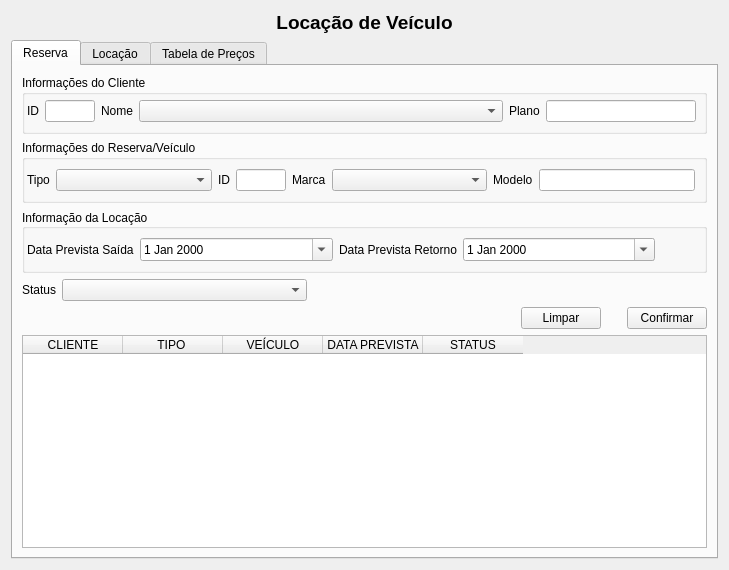
Old version of the form ui/ui_locacao.ui in the repository adaiasreis/Projeto.
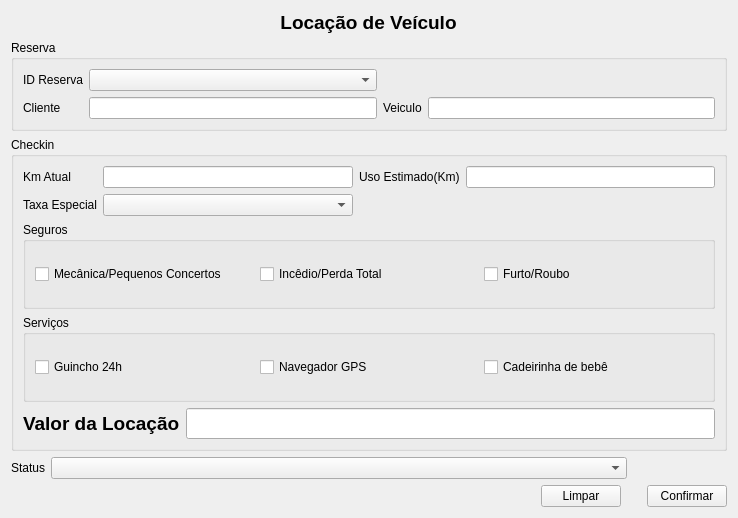
New version of the form.

```diff
--- a/ui/ui_locacao.ui
+++ b/ui/ui_locacao.ui
@@ -1,26 +1,22 @@
 <?xml version="1.0" encoding="UTF-8"?>
 <ui version="4.0">
- <class>p_locacaoVeiculo</class>
- <widget class="QWidget" name="p_locacaoVeiculo">
+ <class>Form</class>
+ <widget class="QWidget" name="Form">
   <property name="geometry">
    <rect>
     <x>0</x>
     <y>0</y>
-    <width>729</width>
-    <height>570</height>
+    <width>738</width>
+    <height>518</height>
    </rect>
   </property>
-  <property name="sizePolicy">
-   <sizepolicy hsizetype="Expanding" vsizetype="Expanding">
-    <horstretch>0</horstretch>
-    <verstretch>0</verstretch>
-   </sizepolicy>
-  </property>
   <property name="windowTitle">
    <string>Locação de Veículos</string>
   </property>
-  <layout class="QGridLayout" name="gridLayout_13">
-   <item row="0" column="0">
+  <layout class="QVBoxLayout" name="verticalLayout_3">
+   <item>
+    <layout class="QVBoxLayout" name="verticalLayout_2">
+     <item>
     <layout class="QGridLayout" name="gridLayout_6">
      <property name="sizeConstraint">
       <enum>QLayout::SetDefaultConstraint</enum>
@@ -47,543 +43,20 @@
      </item>
     </layout>
    </item>
-   <item row="1" column="0">
-    <widget class="QTabWidget" name="tabWidget">
-     <property name="sizePolicy">
-      <sizepolicy hsizetype="Expanding" vsizetype="Expanding">
-       <horstretch>0</horstretch>
-       <verstretch>0</verstretch>
-      </sizepolicy>
-     </property>
-     <property name="currentIndex">
-      <number>0</number>
-     </property>
-     <property name="tabBarAutoHide">
-      <bool>false</bool>
-     </property>
-     <widget class="QWidget" name="tab">
-      <attribute name="title">
-       <string>Reserva</string>
-      </attribute>
-      <layout class="QVBoxLayout" name="verticalLayout_7">
        <item>
-        <layout class="QVBoxLayout" name="verticalLayout_6">
-         <item>
-          <layout class="QVBoxLayout" name="verticalLayout_5">
-           <item>
-            <layout class="QVBoxLayout" name="verticalLayout_2">
-             <item>
-              <widget class="QGroupBox" name="groupBox_3">
-               <property name="sizePolicy">
-                <sizepolicy hsizetype="Preferred" vsizetype="Fixed">
-                 <horstretch>0</horstretch>
-                 <verstretch>0</verstretch>
-                </sizepolicy>
-               </property>
-               <property name="title">
-                <string>Informações do Cliente</string>
-               </property>
-               <layout class="QHBoxLayout" name="horizontalLayout_3">
-                <property name="leftMargin">
-                 <number>2</number>
-                </property>
-                <property name="topMargin">
-                 <number>5</number>
-                </property>
-                <property name="rightMargin">
-                 <number>8</number>
-                </property>
-                <item>
-                 <layout class="QGridLayout" name="gridLayout_2">
-                  <property name="sizeConstraint">
-                   <enum>QLayout::SetMinimumSize</enum>
-                  </property>
-                  <item row="0" column="2">
-                   <widget class="QLabel" name="label_5">
-                    <property name="sizePolicy">
-                     <sizepolicy hsizetype="Fixed" vsizetype="Preferred">
-                      <horstretch>0</horstretch>
-                      <verstretch>0</verstretch>
-                     </sizepolicy>
-                    </property>
-                    <property name="text">
-                     <string>Nome</string>
-                    </property>
-                   </widget>
-                  </item>
-                  <item row="0" column="5">
-                   <widget class="QLineEdit" name="campPlano">
-                    <property name="sizePolicy">
-                     <sizepolicy hsizetype="Fixed" vsizetype="Minimum">
-                      <horstretch>0</horstretch>
-                      <verstretch>0</verstretch>
-                     </sizepolicy>
-                    </property>
-                    <property name="maximumSize">
-                     <size>
-                      <width>150</width>
-                      <height>16777215</height>
-                     </size>
-                    </property>
-                    <property name="readOnly">
-                     <bool>true</bool>
-                    </property>
-                   </widget>
-                  </item>
-                  <item row="0" column="3">
-                   <widget class="QComboBox" name="comboClienteR">
-                    <property name="sizePolicy">
-                     <sizepolicy hsizetype="Preferred" vsizetype="Maximum">
-                      <horstretch>0</horstretch>
-                      <verstretch>0</verstretch>
-                     </sizepolicy>
-                    </property>
-                   </widget>
-                  </item>
-                  <item row="0" column="0">
-                   <widget class="QLabel" name="label_16">
-                    <property name="sizePolicy">
-                     <sizepolicy hsizetype="Fixed" vsizetype="Preferred">
-                      <horstretch>0</horstretch>
-                      <verstretch>0</verstretch>
-                     </sizepolicy>
-                    </property>
-                    <property name="text">
-                     <string>ID</string>
-                    </property>
-                   </widget>
-                  </item>
-                  <item row="0" column="4">
-                   <widget class="QLabel" name="label_6">
-                    <property name="sizePolicy">
-                     <sizepolicy hsizetype="Fixed" vsizetype="Preferred">
-                      <horstretch>0</horstretch>
-                      <verstretch>0</verstretch>
-                     </sizepolicy>
-                    </property>
-                    <property name="text">
-                     <string>Plano</string>
-                    </property>
-                   </widget>
-                  </item>
-                  <item row="0" column="1">
-                   <widget class="QLineEdit" name="campId_cli">
-                    <property name="sizePolicy">
-                     <sizepolicy hsizetype="Fixed" vsizetype="Expanding">
-                      <horstretch>2</horstretch>
-                      <verstretch>10</verstretch>
-                     </sizepolicy>
-                    </property>
-                    <property name="maximumSize">
-                     <size>
-                      <width>50</width>
-                      <height>16777215</height>
-                     </size>
-                    </property>
-                    <property name="readOnly">
-                     <bool>true</bool>
-                    </property>
-                   </widget>
-                  </item>
-                 </layout>
-                </item>
-               </layout>
-              </widget>
-             </item>
-             <item>
-              <widget class="QGroupBox" name="groupBox_5">
-               <property name="sizePolicy">
-                <sizepolicy hsizetype="Preferred" vsizetype="Fixed">
-                 <horstretch>0</horstretch>
-                 <verstretch>0</verstretch>
-                </sizepolicy>
-               </property>
-               <property name="title">
-                <string>Informações do Reserva/Veículo</string>
-               </property>
-               <layout class="QHBoxLayout" name="horizontalLayout_4">
-                <property name="leftMargin">
-                 <number>2</number>
-                </property>
-                <item>
-                 <layout class="QGridLayout" name="gridLayout">
-                  <item row="0" column="0">
-                   <widget class="QLabel" name="label_15">
-                    <property name="sizePolicy">
-                     <sizepolicy hsizetype="Fixed" vsizetype="Preferred">
-                      <horstretch>0</horstretch>
-                      <verstretch>0</verstretch>
-                     </sizepolicy>
-                    </property>
-                    <property name="text">
-                     <string>Tipo</string>
-                    </property>
-                   </widget>
-                  </item>
-                  <item row="0" column="1">
-                   <widget class="QComboBox" name="comboTipo">
-                    <property name="sizePolicy">
-                     <sizepolicy hsizetype="Preferred" vsizetype="Fixed">
-                      <horstretch>0</horstretch>
-                      <verstretch>0</verstretch>
-                     </sizepolicy>
-                    </property>
-                   </widget>
-                  </item>
-                  <item row="0" column="3">
-                   <widget class="QLineEdit" name="campId_vei">
-                    <property name="sizePolicy">
-                     <sizepolicy hsizetype="Fixed" vsizetype="Fixed">
-                      <horstretch>0</horstretch>
-                      <verstretch>0</verstretch>
-                     </sizepolicy>
-                    </property>
-                    <property name="maximumSize">
-                     <size>
-                      <width>50</width>
-                      <height>16777215</height>
-                     </size>
-                    </property>
-                    <property name="readOnly">
-                     <bool>true</bool>
-                    </property>
-                   </widget>
-                  </item>
-                  <item row="0" column="4">
-                   <widget class="QLabel" name="label_18">
-                    <property name="sizePolicy">
-                     <sizepolicy hsizetype="Fixed" vsizetype="Preferred">
-                      <horstretch>0</horstretch>
-                      <verstretch>0</verstretch>
-                     </sizepolicy>
-                    </property>
-                    <property name="text">
-                     <string>Marca</string>
-                    </property>
-                   </widget>
-                  </item>
-                  <item row="0" column="5">
-                   <widget class="QComboBox" name="comboMarcaR">
-                    <property name="sizePolicy">
-                     <sizepolicy hsizetype="Preferred" vsizetype="Preferred">
-                      <horstretch>0</horstretch>
-                      <verstretch>0</verstretch>
-                     </sizepolicy>
-                    </property>
-                   </widget>
-                  </item>
-                  <item row="0" column="2">
-                   <widget class="QLabel" name="label_17">
-                    <property name="sizePolicy">
-                     <sizepolicy hsizetype="Fixed" vsizetype="Preferred">
-                      <horstretch>0</horstretch>
-                      <verstretch>0</verstretch>
-                     </sizepolicy>
-                    </property>
-                    <property name="text">
-                     <string>ID</string>
-                    </property>
-                   </widget>
-                  </item>
-                  <item row="0" column="6">
-                   <widget class="QLabel" name="label_23">
-                    <property name="sizePolicy">
-                     <sizepolicy hsizetype="Fixed" vsizetype="Preferred">
-                      <horstretch>0</horstretch>
-                      <verstretch>0</verstretch>
-                     </sizepolicy>
-                    </property>
-                    <property name="text">
-                     <string>Modelo</string>
-                    </property>
-                   </widget>
-                  </item>
-                  <item row="0" column="7">
-                   <widget class="QLineEdit" name="campModeloR">
-                    <property name="sizePolicy">
-                     <sizepolicy hsizetype="Preferred" vsizetype="Fixed">
-                      <horstretch>0</horstretch>
-                      <verstretch>0</verstretch>
-                     </sizepolicy>
-                    </property>
-                    <property name="readOnly">
-                     <bool>true</bool>
-                    </property>
-                   </widget>
-                  </item>
-                 </layout>
-                </item>
-               </layout>
-              </widget>
-             </item>
-             <item>
-              <widget class="QGroupBox" name="groupBox">
-               <property name="sizePolicy">
-                <sizepolicy hsizetype="Preferred" vsizetype="Fixed">
-                 <horstretch>0</horstretch>
-                 <verstretch>0</verstretch>
-                </sizepolicy>
-               </property>
-               <property name="title">
-                <string>Informação da Locação</string>
-               </property>
-               <property name="alignment">
-                <set>Qt::AlignLeading|Qt::AlignLeft|Qt::AlignVCenter</set>
-               </property>
-               <layout class="QHBoxLayout" name="horizontalLayout_5">
-                <property name="leftMargin">
-                 <number>2</number>
-                </property>
-                <item>
-                 <layout class="QGridLayout" name="gridLayout_4">
-                  <property name="sizeConstraint">
-                   <enum>QLayout::SetMinAndMaxSize</enum>
-                  </property>
-                  <item row="0" column="0">
-                   <widget class="QLabel" name="label_3">
-                    <property name="sizePolicy">
-                     <sizepolicy hsizetype="Fixed" vsizetype="Preferred">
-                      <horstretch>0</horstretch>
-                      <verstretch>0</verstretch>
-                     </sizepolicy>
-                    </property>
-                    <property name="text">
-                     <string>Data Prevista Saída</string>
-                    </property>
-                   </widget>
-                  </item>
-                  <item row="0" column="1">
-                   <widget class="QDateEdit" name="dataInic">
-                    <property name="sizePolicy">
-                     <sizepolicy hsizetype="Preferred" vsizetype="Preferred">
-                      <horstretch>0</horstretch>
-                      <verstretch>0</verstretch>
-                     </sizepolicy>
-                    </property>
-                    <property name="alignment">
-                     <set>Qt::AlignLeading|Qt::AlignLeft|Qt::AlignVCenter</set>
-                    </property>
-                    <property name="calendarPopup">
-                     <bool>true</bool>
-                    </property>
-                   </widget>
-                  </item>
-                  <item row="0" column="2">
-                   <widget class="QLabel" name="label_4">
-                    <property name="sizePolicy">
-                     <sizepolicy hsizetype="Fixed" vsizetype="Preferred">
-                      <horstretch>0</horstretch>
-                      <verstretch>0</verstretch>
-                     </sizepolicy>
-                    </property>
-                    <property name="text">
-                     <string>Data Prevista Retorno</string>
-                    </property>
-                   </widget>
-                  </item>
-                  <item row="0" column="3">
-                   <widget class="QDateEdit" name="dataFim">
-                    <property name="sizePolicy">
-                     <sizepolicy hsizetype="Preferred" vsizetype="Preferred">
-                      <horstretch>0</horstretch>
-                      <verstretch>0</verstretch>
-                     </sizepolicy>
-                    </property>
-                    <property name="calendarPopup">
-                     <bool>true</bool>
-                    </property>
-                   </widget>
-                  </item>
-                  <item row="0" column="4">
-                   <spacer name="horizontalSpacer_6">
-                    <property name="orientation">
-                     <enum>Qt::Horizontal</enum>
-                    </property>
-                    <property name="sizeType">
-                     <enum>QSizePolicy::Minimum</enum>
-                    </property>
-                    <property name="sizeHint" stdset="0">
-                     <size>
-                      <width>40</width>
-                      <height>20</height>
-                     </size>
-                    </property>
-                   </spacer>
-                  </item>
-                 </layout>
-                </item>
-               </layout>
-              </widget>
-             </item>
-            </layout>
-           </item>
-           <item>
-            <layout class="QGridLayout" name="gridLayout_5">
-             <item row="0" column="0">
-              <widget class="QLabel" name="label_19">
-               <property name="sizePolicy">
-                <sizepolicy hsizetype="Fixed" vsizetype="Preferred">
-                 <horstretch>0</horstretch>
-                 <verstretch>0</verstretch>
-                </sizepolicy>
-               </property>
-               <property name="text">
-                <string>Status</string>
-               </property>
-              </widget>
-             </item>
-             <item row="0" column="1">
-              <widget class="QComboBox" name="comboStatusR">
-               <property name="sizePolicy">
-                <sizepolicy hsizetype="Preferred" vsizetype="Fixed">
-                 <horstretch>0</horstretch>
-                 <verstretch>0</verstretch>
-                </sizepolicy>
-               </property>
-              </widget>
-             </item>
-             <item row="0" column="2">
-              <spacer name="horizontalSpacer_5">
-               <property name="orientation">
-                <enum>Qt::Horizontal</enum>
-               </property>
-               <property name="sizeType">
-                <enum>QSizePolicy::Fixed</enum>
-               </property>
-               <property name="sizeHint" stdset="0">
-                <size>
-                 <width>400</width>
-                 <height>20</height>
-                </size>
-               </property>
-              </spacer>
-             </item>
-            </layout>
-           </item>
-          </layout>
-         </item>
-         <item>
-          <layout class="QGridLayout" name="gridLayout_11">
-           <item row="0" column="0">
-            <spacer name="horizontalSpacer_2">
-             <property name="orientation">
-              <enum>Qt::Horizontal</enum>
-             </property>
-             <property name="sizeHint" stdset="0">
-              <size>
-               <width>489</width>
-               <height>17</height>
-              </size>
-             </property>
-            </spacer>
-           </item>
-           <item row="0" column="1">
-            <layout class="QHBoxLayout" name="horizontalLayout">
-             <property name="sizeConstraint">
-              <enum>QLayout::SetFixedSize</enum>
-             </property>
-             <item>
-              <widget class="QPushButton" name="b_limpar">
-               <property name="text">
-                <string>Limpar</string>
-               </property>
-              </widget>
-             </item>
-             <item>
-              <spacer name="horizontalSpacer">
-               <property name="orientation">
-                <enum>Qt::Horizontal</enum>
-               </property>
-               <property name="sizeType">
-                <enum>QSizePolicy::Fixed</enum>
-               </property>
-               <property name="sizeHint" stdset="0">
-                <size>
-                 <width>20</width>
-                 <height>20</height>
-                </size>
-               </property>
-              </spacer>
-             </item>
-             <item>
-              <widget class="QPushButton" name="b_reserva">
-               <property name="text">
-                <string>Confirmar</string>
-               </property>
-              </widget>
-             </item>
-            </layout>
-           </item>
-          </layout>
-         </item>
-        </layout>
-       </item>
-       <item>
-        <widget class="QTableWidget" name="tableWidget">
-         <property name="sizePolicy">
-          <sizepolicy hsizetype="Preferred" vsizetype="Expanding">
-           <horstretch>0</horstretch>
-           <verstretch>0</verstretch>
-          </sizepolicy>
-         </property>
-         <column>
-          <property name="text">
-           <string>CLIENTE</string>
-          </property>
-         </column>
-         <column>
-          <property name="text">
-           <string>TIPO </string>
-          </property>
-         </column>
-         <column>
-          <property name="text">
-           <string>VEÍCULO</string>
-          </property>
-         </column>
-         <column>
-          <property name="text">
-           <string>DATA PREVISTA</string>
-          </property>
-         </column>
-         <column>
-          <property name="text">
-           <string>STATUS</string>
-          </property>
-         </column>
-        </widget>
-       </item>
-      </layout>
-     </widget>
-     <widget class="QWidget" name="tab_2">
-      <attribute name="title">
-       <string>Locação</string>
-      </attribute>
-      <layout class="QGridLayout" name="gridLayout_10">
-       <item row="0" column="0">
         <widget class="QGroupBox" name="groupBox_7">
+       <property name="sizePolicy">
+        <sizepolicy hsizetype="Preferred" vsizetype="Preferred">
+         <horstretch>0</horstretch>
+         <verstretch>0</verstretch>
+        </sizepolicy>
+       </property>
          <property name="title">
           <string>Reserva</string>
          </property>
-         <layout class="QVBoxLayout" name="verticalLayout_4">
-          <item>
-           <layout class="QGridLayout" name="gridLayout_12">
-            <item row="0" column="1">
-             <widget class="QLineEdit" name="lineEdit"/>
-            </item>
-            <item row="1" column="2">
-             <widget class="QLabel" name="label_22">
-              <property name="text">
-               <string>Veiculo</string>
-              </property>
-             </widget>
-            </item>
-            <item row="1" column="3">
-             <widget class="QLineEdit" name="lineEdit_3"/>
-            </item>
-            <item row="1" column="1">
-             <widget class="QLineEdit" name="lineEdit_2"/>
-            </item>
+       <layout class="QGridLayout" name="gridLayout_4">
+        <item row="0" column="0">
+         <layout class="QGridLayout" name="gridLayout">
             <item row="1" column="0">
              <widget class="QLabel" name="label_21">
               <property name="text">
@@ -598,15 +71,39 @@
               </property>
              </widget>
             </item>
+          <item row="1" column="1">
+           <widget class="QLineEdit" name="campCli_res">
+            <property name="readOnly">
+             <bool>true</bool>
+            </property>
+           </widget>
+          </item>
+          <item row="1" column="2">
+           <widget class="QLabel" name="label_22">
+            <property name="text">
+             <string>Veiculo</string>
+            </property>
+           </widget>
+          </item>
+          <item row="1" column="3">
+           <widget class="QLineEdit" name="campVei_res">
+            <property name="readOnly">
+             <bool>true</bool>
+            </property>
+           </widget>
+          </item>
+          <item row="0" column="1">
+           <widget class="QComboBox" name="comboId_res"/>
+          </item>
            </layout>
           </item>
          </layout>
         </widget>
        </item>
-       <item row="1" column="0">
+     <item>
         <widget class="QGroupBox" name="groupBox_2">
          <property name="sizePolicy">
-          <sizepolicy hsizetype="Preferred" vsizetype="Preferred">
+        <sizepolicy hsizetype="Expanding" vsizetype="Expanding">
            <horstretch>0</horstretch>
            <verstretch>0</verstretch>
           </sizepolicy>
@@ -614,9 +111,9 @@
          <property name="title">
           <string>Checkin</string>
          </property>
-         <layout class="QVBoxLayout" name="verticalLayout">
-          <item>
-           <layout class="QGridLayout" name="gridLayout_8">
+       <layout class="QGridLayout" name="gridLayout_5">
+        <item row="0" column="0">
+         <layout class="QGridLayout" name="gridLayout_3">
             <item row="0" column="0">
              <widget class="QLabel" name="label_2">
               <property name="sizePolicy">
@@ -630,23 +127,6 @@
               </property>
              </widget>
             </item>
-            <item row="0" column="3">
-             <widget class="QLineEdit" name="campKmEstim">
-              <property name="sizePolicy">
-               <sizepolicy hsizetype="Preferred" vsizetype="Fixed">
-                <horstretch>0</horstretch>
-                <verstretch>0</verstretch>
-               </sizepolicy>
-              </property>
-             </widget>
-            </item>
-            <item row="1" column="2">
-             <widget class="QLabel" name="label_9">
-              <property name="text">
-               <string>Taxa Especial</string>
-              </property>
-             </widget>
-            </item>
             <item row="0" column="1">
              <widget class="QLineEdit" name="campKmInic">
               <property name="sizePolicy">
@@ -657,23 +137,6 @@
               </property>
              </widget>
             </item>
-            <item row="1" column="0">
-             <widget class="QLabel" name="label_8">
-              <property name="text">
-               <string>Seguro</string>
-              </property>
-             </widget>
-            </item>
-            <item row="1" column="1">
-             <widget class="QComboBox" name="comboSeguro">
-              <property name="sizePolicy">
-               <sizepolicy hsizetype="Preferred" vsizetype="Fixed">
-                <horstretch>0</horstretch>
-                <verstretch>0</verstretch>
-               </sizepolicy>
-              </property>
-             </widget>
-            </item>
             <item row="0" column="2">
              <widget class="QLabel" name="label_7">
               <property name="sizePolicy">
@@ -687,7 +150,24 @@
               </property>
              </widget>
             </item>
-            <item row="1" column="3">
+          <item row="0" column="3">
+           <widget class="QLineEdit" name="campKmEstim">
+            <property name="sizePolicy">
+             <sizepolicy hsizetype="Preferred" vsizetype="Fixed">
+              <horstretch>0</horstretch>
+              <verstretch>0</verstretch>
+             </sizepolicy>
+            </property>
+           </widget>
+          </item>
+          <item row="1" column="0">
+           <widget class="QLabel" name="label_9">
+            <property name="text">
+             <string>Taxa Especial</string>
+            </property>
+           </widget>
+          </item>
+          <item row="1" column="1">
              <widget class="QComboBox" name="comboTaxas">
               <property name="sizePolicy">
                <sizepolicy hsizetype="Preferred" vsizetype="Fixed">
@@ -699,14 +179,62 @@
             </item>
            </layout>
           </item>
+        <item row="1" column="0">
+         <layout class="QGridLayout" name="gridLayout_7">
+          <item row="0" column="0">
+           <widget class="QGroupBox" name="groupBox_8">
+            <property name="sizePolicy">
+             <sizepolicy hsizetype="Preferred" vsizetype="Preferred">
+              <horstretch>0</horstretch>
+              <verstretch>0</verstretch>
+             </sizepolicy>
+            </property>
+            <property name="title">
+             <string>Seguros</string>
+            </property>
+            <layout class="QHBoxLayout" name="horizontalLayout_2">
           <item>
+              <layout class="QHBoxLayout" name="horizontalLayout_6">
+               <property name="sizeConstraint">
+                <enum>QLayout::SetFixedSize</enum>
+               </property>
+               <item>
+                <widget class="QCheckBox" name="checkBox">
+                 <property name="text">
+                  <string>Mecânica/Pequenos Concertos</string>
+                 </property>
+                </widget>
+               </item>
+               <item>
+                <widget class="QCheckBox" name="checkBox_2">
+                 <property name="text">
+                  <string>Incêdio/Perda Total</string>
+                 </property>
+                </widget>
+               </item>
+               <item>
+                <widget class="QCheckBox" name="checkBox_3">
+                 <property name="text">
+                  <string>Furto/Roubo</string>
+                 </property>
+                </widget>
+               </item>
+              </layout>
+             </item>
+            </layout>
+           </widget>
+          </item>
+          <item row="1" column="0">
            <widget class="QGroupBox" name="groupBox_6">
             <property name="title">
              <string>Serviços</string>
             </property>
-            <layout class="QGridLayout" name="gridLayout_3">
-             <item row="0" column="0">
+            <layout class="QVBoxLayout" name="verticalLayout_4">
+             <item>
               <layout class="QHBoxLayout" name="horizontalLayout_9">
+               <property name="sizeConstraint">
+                <enum>QLayout::SetFixedSize</enum>
+               </property>
                <item>
                 <widget class="QCheckBox" name="cb_guicho">
                  <property name="text">
@@ -733,7 +261,9 @@
             </layout>
            </widget>
           </item>
-          <item>
+         </layout>
+        </item>
+        <item row="2" column="0">
            <layout class="QHBoxLayout" name="horizontalLayout_8">
             <item>
              <widget class="QLabel" name="label_13">
@@ -761,12 +291,15 @@
          </layout>
         </widget>
        </item>
-       <item row="2" column="0">
-        <layout class="QHBoxLayout" name="horizontalLayout_7">
+     <item>
+      <layout class="QHBoxLayout" name="horizontalLayout">
+       <property name="sizeConstraint">
+        <enum>QLayout::SetFixedSize</enum>
+       </property>
          <item>
           <widget class="QLabel" name="label_14">
            <property name="sizePolicy">
-            <sizepolicy hsizetype="Fixed" vsizetype="Preferred">
+          <sizepolicy hsizetype="Fixed" vsizetype="Fixed">
              <horstretch>0</horstretch>
              <verstretch>0</verstretch>
             </sizepolicy>
@@ -779,7 +312,7 @@
          <item>
           <widget class="QComboBox" name="comboStatusL">
            <property name="sizePolicy">
-            <sizepolicy hsizetype="Expanding" vsizetype="Preferred">
+          <sizepolicy hsizetype="Preferred" vsizetype="Preferred">
              <horstretch>0</horstretch>
              <verstretch>0</verstretch>
             </sizepolicy>
@@ -792,11 +325,11 @@
             <enum>Qt::Horizontal</enum>
            </property>
            <property name="sizeType">
-            <enum>QSizePolicy::Expanding</enum>
+          <enum>QSizePolicy::Preferred</enum>
            </property>
            <property name="sizeHint" stdset="0">
             <size>
-             <width>400</width>
+           <width>100</width>
              <height>20</height>
             </size>
            </property>
@@ -804,12 +337,9 @@
          </item>
         </layout>
        </item>
-       <item row="3" column="0">
-        <layout class="QHBoxLayout" name="horizontalLayout_2">
-         <property name="sizeConstraint">
-          <enum>QLayout::SetFixedSize</enum>
-         </property>
          <item>
+      <layout class="QGridLayout" name="gridLayout_2">
+       <item row="0" column="0">
           <spacer name="horizontalSpacer_3">
            <property name="orientation">
             <enum>Qt::Horizontal</enum>
@@ -822,14 +352,14 @@
            </property>
           </spacer>
          </item>
-         <item>
+       <item row="0" column="1">
           <widget class="QPushButton" name="b_limpar_2">
            <property name="text">
             <string>Limpar</string>
            </property>
           </widget>
          </item>
-         <item>
+       <item row="0" column="2">
           <spacer name="horizontalSpacer_4">
            <property name="orientation">
             <enum>Qt::Horizontal</enum>
@@ -845,7 +375,7 @@
            </property>
           </spacer>
          </item>
-         <item>
+       <item row="0" column="3">
           <widget class="QPushButton" name="b_locar">
            <property name="text">
             <string>Confirmar</string>
@@ -854,139 +384,10 @@
          </item>
         </layout>
        </item>
-       <item row="4" column="0">
-        <widget class="QTableWidget" name="tableWidget_2">
-         <property name="sizeAdjustPolicy">
-          <enum>QAbstractScrollArea::AdjustToContents</enum>
-         </property>
-         <column>
-          <property name="text">
-           <string>CLIENTE</string>
-          </property>
-         </column>
-         <column>
-          <property name="text">
-           <string>VEÍCULO</string>
-          </property>
-         </column>
-         <column>
-          <property name="text">
-           <string>USO ESTIMADO KM</string>
-          </property>
-         </column>
-         <column>
-          <property name="text">
-           <string>DATA PREVISTA RETORNO</string>
-          </property>
-         </column>
-         <column>
-          <property name="text">
-           <string>STATUS</string>
-          </property>
-         </column>
-        </widget>
-       </item>
-      </layout>
-     </widget>
-     <widget class="QWidget" name="tab_3">
-      <attribute name="title">
-       <string>Tabela de Preços</string>
-      </attribute>
-      <widget class="QGroupBox" name="groupBox_4">
-       <property name="enabled">
-        <bool>false</bool>
-       </property>
-       <property name="geometry">
-        <rect>
-         <x>0</x>
-         <y>80</y>
-         <width>536</width>
-         <height>165</height>
-        </rect>
-       </property>
-       <property name="title">
-        <string>Checkout</string>
-       </property>
-       <layout class="QVBoxLayout" name="verticalLayout_3">
-        <item>
-         <layout class="QFormLayout" name="formLayout_7">
-          <item row="0" column="1">
-           <widget class="QDateEdit" name="dataFinal">
-            <property name="sizePolicy">
-             <sizepolicy hsizetype="Fixed" vsizetype="Fixed">
-              <horstretch>0</horstretch>
-              <verstretch>0</verstretch>
-             </sizepolicy>
-            </property>
-           </widget>
-          </item>
-          <item row="0" column="0">
-           <widget class="QLabel" name="label_10">
-            <property name="text">
-             <string>Data da Entrega</string>
-            </property>
-           </widget>
-          </item>
-         </layout>
-        </item>
-        <item>
-         <layout class="QGridLayout" name="gridLayout_9">
-          <item row="0" column="0">
-           <widget class="QLabel" name="label_11">
-            <property name="text">
-             <string>Km de Entrega</string>
-            </property>
-           </widget>
-          </item>
-          <item row="0" column="1">
-           <widget class="QLineEdit" name="campKmEnt"/>
-          </item>
-         </layout>
-        </item>
-        <item>
-         <layout class="QFormLayout" name="formLayout_8">
-          <item row="0" column="0">
-           <widget class="QLabel" name="label_12">
-            <property name="text">
-             <string>Informações da Entrega</string>
-            </property>
-           </widget>
-          </item>
-          <item row="0" column="1">
-           <widget class="QLineEdit" name="campInform"/>
-          </item>
-         </layout>
-        </item>
-       </layout>
-      </widget>
-     </widget>
-    </widget>
-   </item>
-  </layout>
- </widget>
- <tabstops>
-  <tabstop>tabWidget</tabstop>
-  <tabstop>campId_cli</tabstop>
-  <tabstop>comboClienteR</tabstop>
-  <tabstop>campPlano</tabstop>
-  <tabstop>comboTipo</tabstop>
-  <tabstop>campId_vei</tabstop>
-  <tabstop>comboMarcaR</tabstop>
-  <tabstop>dataInic</tabstop>
-  <tabstop>b_reserva</tabstop>
-  <tabstop>b_limpar</tabstop>
-  <tabstop>campKmInic</tabstop>
-  <tabstop>campKmEstim</tabstop>
-  <tabstop>comboSeguro</tabstop>
-  <tabstop>comboTaxas</tabstop>
-  <tabstop>cb_gps</tabstop>
-  <tabstop>cb_cadeirinha</tabstop>
-  <tabstop>cb_guicho</tabstop>
-  <tabstop>campValorPagar</tabstop>
-  <tabstop>dataFinal</tabstop>
-  <tabstop>campKmEnt</tabstop>
-  <tabstop>campInform</tabstop>
- </tabstops>
+    </layout>
+   </item>
+  </layout>
+ </widget>
  <resources/>
  <connections/>
 </ui>
```
Lines whose indentation alone changed are shown as unchanged.
